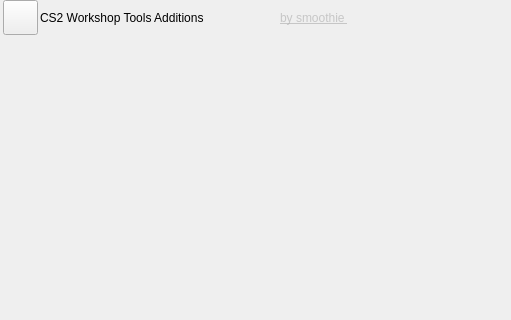
Qt form UI/ui_form.ui (smoothie-ws/CS2-Workshop-Tools-Additions) before a commit; both pictures show x 0 to 511 and y 0 to 320 of the 1024 by 768 pixel window.
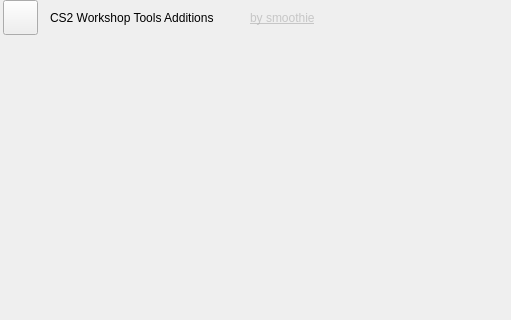
The same form after that commit. Icons and pictures are not drawn.

```diff
--- a/UI/ui_form.ui
+++ b/UI/ui_form.ui
@@ -197,7 +197,7 @@
     <widget class="QLabel" name="titleLabel">
      <property name="geometry">
       <rect>
-       <x>40</x>
+       <x>50</x>
        <y>10</y>
        <width>321</width>
        <height>16</height>
@@ -213,14 +213,14 @@
     <widget class="QLabel" name="authorLabel">
      <property name="geometry">
       <rect>
-       <x>280</x>
+       <x>250</x>
        <y>10</y>
        <width>111</width>
        <height>16</height>
       </rect>
      </property>
      <property name="text">
-      <string>&lt;a style=&quot;color: rgba(168, 168, 168, 0.582);&quot; href=&quot;https://steamcommunity.com/id/smoothie-ws/&quot;&gt;by smoothie &lt;/a&gt;</string>
+      <string>&lt;a style=&quot;color: rgba(168, 168, 168, 0.582);&quot; href=&quot;https://steamcommunity.com/id/smoothie-ws/&quot;&gt;by smoothie&lt;/a&gt;</string>
      </property>
      <property name="class" stdset="0">
       <string>creditsText</string>
```
